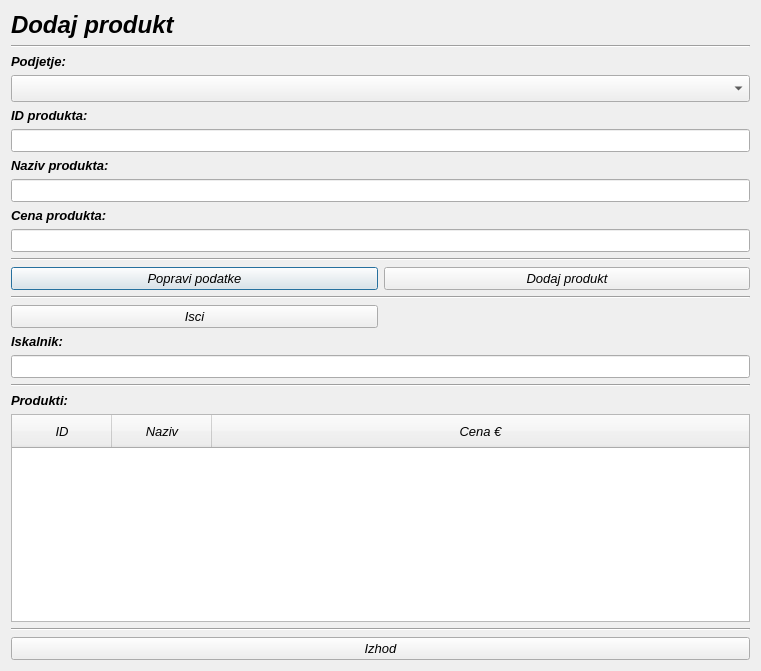
Above: dodajprodukt.ui from MaxMaxy/racun before the change. Below: the same form after it.
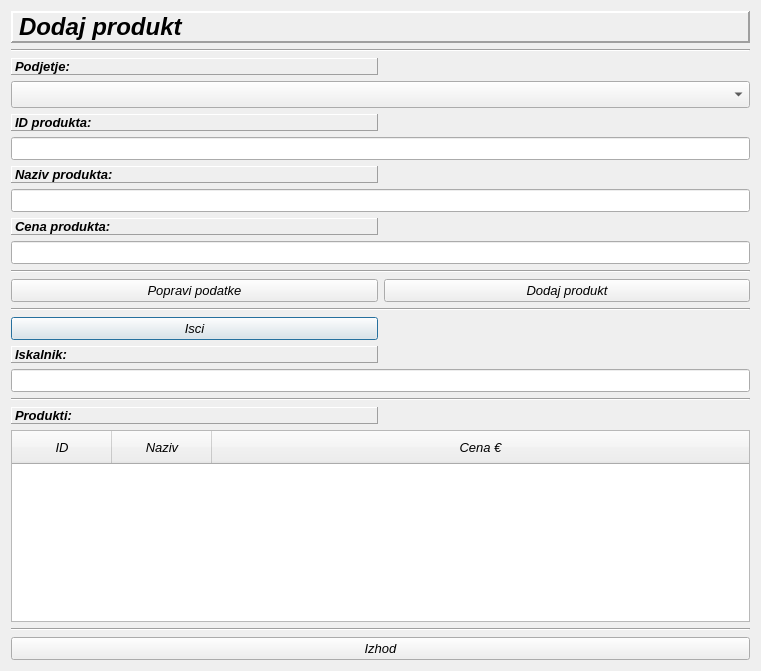
That is the form after the change.

Diff of the .ui file:
```diff
--- a/dodajprodukt.ui
+++ b/dodajprodukt.ui
@@ -21,6 +21,185 @@
    <string>Dialog</string>
   </property>
   <layout class="QGridLayout" name="gridLayout">
+   <item row="1" column="0" colspan="2">
+    <widget class="Line" name="line">
+     <property name="font">
+      <font>
+       <family>MS Sans Serif</family>
+       <italic>true</italic>
+      </font>
+     </property>
+     <property name="orientation">
+      <enum>Qt::Horizontal</enum>
+     </property>
+    </widget>
+   </item>
+   <item row="16" column="0">
+    <widget class="QPushButton" name="pushButton_isci">
+     <property name="enabled">
+      <bool>true</bool>
+     </property>
+     <property name="text">
+      <string>Isci</string>
+     </property>
+    </widget>
+   </item>
+   <item row="24" column="0" colspan="2">
+    <widget class="Line" name="line_2">
+     <property name="font">
+      <font>
+       <family>MS Sans Serif</family>
+       <italic>true</italic>
+      </font>
+     </property>
+     <property name="orientation">
+      <enum>Qt::Horizontal</enum>
+     </property>
+    </widget>
+   </item>
+   <item row="6" column="0" colspan="2">
+    <widget class="QLineEdit" name="lineEdit_id">
+     <property name="font">
+      <font>
+       <family>MS Sans Serif</family>
+       <pointsize>10</pointsize>
+       <italic>true</italic>
+      </font>
+     </property>
+    </widget>
+   </item>
+   <item row="21" column="0">
+    <widget class="QLabel" name="label_6">
+     <property name="font">
+      <font>
+       <family>MS Sans Serif</family>
+       <weight>75</weight>
+       <italic>true</italic>
+       <bold>true</bold>
+      </font>
+     </property>
+     <property name="frameShape">
+      <enum>QFrame::Panel</enum>
+     </property>
+     <property name="frameShadow">
+      <enum>QFrame::Raised</enum>
+     </property>
+     <property name="lineWidth">
+      <number>1</number>
+     </property>
+     <property name="midLineWidth">
+      <number>0</number>
+     </property>
+     <property name="text">
+      <string>Produkti:</string>
+     </property>
+     <property name="buddy">
+      <cstring>treeWidget</cstring>
+     </property>
+    </widget>
+   </item>
+   <item row="25" column="0" colspan="2">
+    <widget class="QPushButton" name="pushButton">
+     <property name="font">
+      <font>
+       <family>MS Sans Serif</family>
+       <italic>true</italic>
+      </font>
+     </property>
+     <property name="text">
+      <string>Izhod</string>
+     </property>
+    </widget>
+   </item>
+   <item row="10" column="0">
+    <widget class="QLabel" name="label_4">
+     <property name="font">
+      <font>
+       <family>MS Sans Serif</family>
+       <weight>75</weight>
+       <italic>true</italic>
+       <bold>true</bold>
+      </font>
+     </property>
+     <property name="frameShape">
+      <enum>QFrame::Panel</enum>
+     </property>
+     <property name="frameShadow">
+      <enum>QFrame::Raised</enum>
+     </property>
+     <property name="lineWidth">
+      <number>1</number>
+     </property>
+     <property name="midLineWidth">
+      <number>0</number>
+     </property>
+     <property name="text">
+      <string>Cena produkta:</string>
+     </property>
+     <property name="buddy">
+      <cstring>lineEdit_cena</cstring>
+     </property>
+    </widget>
+   </item>
+   <item row="22" column="0" colspan="2">
+    <widget class="QTreeWidget" name="treeWidget">
+     <property name="font">
+      <font>
+       <family>MS Sans Serif</family>
+       <pointsize>10</pointsize>
+       <italic>true</italic>
+      </font>
+     </property>
+     <property name="styleSheet">
+      <string notr="true">QHeaderView::section{padding:7px 15px}</string>
+     </property>
+     <column>
+      <property name="text">
+       <string>ID</string>
+      </property>
+      <property name="font">
+       <font>
+        <family>MS Sans Serif</family>
+        <pointsize>10</pointsize>
+        <italic>true</italic>
+       </font>
+      </property>
+      <property name="textAlignment">
+       <set>AlignCenter</set>
+      </property>
+     </column>
+     <column>
+      <property name="text">
+       <string>Naziv</string>
+      </property>
+      <property name="font">
+       <font>
+        <family>MS Sans Serif</family>
+        <pointsize>10</pointsize>
+        <italic>true</italic>
+       </font>
+      </property>
+      <property name="textAlignment">
+       <set>AlignCenter</set>
+      </property>
+     </column>
+     <column>
+      <property name="text">
+       <string>Cena €</string>
+      </property>
+      <property name="font">
+       <font>
+        <family>MS Sans Serif</family>
+        <pointsize>10</pointsize>
+        <italic>true</italic>
+       </font>
+      </property>
+      <property name="textAlignment">
+       <set>AlignCenter</set>
+      </property>
+     </column>
+    </widget>
+   </item>
    <item row="4" column="0" colspan="2">
     <widget class="QComboBox" name="comboBox_podjetje">
      <property name="font">
@@ -32,40 +211,6 @@
      </property>
     </widget>
    </item>
-   <item row="0" column="0">
-    <widget class="QLabel" name="label">
-     <property name="font">
-      <font>
-       <family>MS Sans Serif</family>
-       <pointsize>18</pointsize>
-       <weight>75</weight>
-       <italic>true</italic>
-       <bold>true</bold>
-      </font>
-     </property>
-     <property name="text">
-      <string>Dodaj produkt</string>
-     </property>
-    </widget>
-   </item>
-   <item row="17" column="0">
-    <widget class="QLabel" name="label_7">
-     <property name="font">
-      <font>
-       <family>MS Sans Serif</family>
-       <weight>75</weight>
-       <italic>true</italic>
-       <bold>true</bold>
-      </font>
-     </property>
-     <property name="text">
-      <string>Iskalnik:</string>
-     </property>
-     <property name="buddy">
-      <cstring>lineEdit_isci</cstring>
-     </property>
-    </widget>
-   </item>
    <item row="7" column="0">
     <widget class="QLabel" name="label_3">
      <property name="font">
@@ -76,6 +221,18 @@
        <bold>true</bold>
       </font>
      </property>
+     <property name="frameShape">
+      <enum>QFrame::Panel</enum>
+     </property>
+     <property name="frameShadow">
+      <enum>QFrame::Raised</enum>
+     </property>
+     <property name="lineWidth">
+      <number>1</number>
+     </property>
+     <property name="midLineWidth">
+      <number>0</number>
+     </property>
      <property name="text">
       <string>Naziv produkta:</string>
      </property>
@@ -84,36 +241,7 @@
      </property>
     </widget>
    </item>
-   <item row="2" column="0">
-    <widget class="QLabel" name="label_2">
-     <property name="font">
-      <font>
-       <family>MS Sans Serif</family>
-       <weight>75</weight>
-       <italic>true</italic>
-       <bold>true</bold>
-      </font>
-     </property>
-     <property name="text">
-      <string>Podjetje:</string>
-     </property>
-     <property name="buddy">
-      <cstring>comboBox_podjetje</cstring>
-     </property>
-    </widget>
-   </item>
-   <item row="11" column="0" colspan="2">
-    <widget class="QLineEdit" name="lineEdit_cena">
-     <property name="font">
-      <font>
-       <family>MS Sans Serif</family>
-       <pointsize>10</pointsize>
-       <italic>true</italic>
-      </font>
-     </property>
-    </widget>
-   </item>
-   <item row="19" column="0" colspan="2">
+   <item row="20" column="0" colspan="2">
     <widget class="Line" name="line_4">
      <property name="font">
       <font>
@@ -126,17 +254,6 @@
      </property>
     </widget>
    </item>
-   <item row="9" column="0" colspan="2">
-    <widget class="QLineEdit" name="lineEdit_nazivProdukta">
-     <property name="font">
-      <font>
-       <family>MS Sans Serif</family>
-       <pointsize>10</pointsize>
-       <italic>true</italic>
-      </font>
-     </property>
-    </widget>
-   </item>
    <item row="14" column="0">
     <widget class="QPushButton" name="pushButton_popravi">
      <property name="font">
@@ -150,8 +267,8 @@
      </property>
     </widget>
    </item>
-   <item row="21" column="0" colspan="2">
-    <widget class="QTreeWidget" name="treeWidget">
+   <item row="9" column="0" colspan="2">
+    <widget class="QLineEdit" name="lineEdit_nazivProdukta">
      <property name="font">
       <font>
        <family>MS Sans Serif</family>
@@ -159,113 +276,10 @@
        <italic>true</italic>
       </font>
      </property>
-     <property name="styleSheet">
-      <string notr="true">QHeaderView::section{padding:7px 15px}</string>
-     </property>
-     <column>
-      <property name="text">
-       <string>ID</string>
-      </property>
-      <property name="font">
-       <font>
-        <family>MS Sans Serif</family>
-        <pointsize>10</pointsize>
-        <italic>true</italic>
-       </font>
-      </property>
-      <property name="textAlignment">
-       <set>AlignCenter</set>
-      </property>
-     </column>
-     <column>
-      <property name="text">
-       <string>Naziv</string>
-      </property>
-      <property name="font">
-       <font>
-        <family>MS Sans Serif</family>
-        <pointsize>10</pointsize>
-        <italic>true</italic>
-       </font>
-      </property>
-      <property name="textAlignment">
-       <set>AlignCenter</set>
-      </property>
-     </column>
-     <column>
-      <property name="text">
-       <string>Cena €</string>
-      </property>
-      <property name="font">
-       <font>
-        <family>MS Sans Serif</family>
-        <pointsize>10</pointsize>
-        <italic>true</italic>
-       </font>
-      </property>
-      <property name="textAlignment">
-       <set>AlignCenter</set>
-      </property>
-     </column>
     </widget>
    </item>
-   <item row="23" column="0" colspan="2">
-    <widget class="Line" name="line_2">
-     <property name="font">
-      <font>
-       <family>MS Sans Serif</family>
-       <italic>true</italic>
-      </font>
-     </property>
-     <property name="orientation">
-      <enum>Qt::Horizontal</enum>
-     </property>
-    </widget>
-   </item>
-   <item row="14" column="1">
-    <widget class="QPushButton" name="pushButton_dodaj">
-     <property name="font">
-      <font>
-       <family>MS Sans Serif</family>
-       <italic>true</italic>
-      </font>
-     </property>
-     <property name="text">
-      <string>Dodaj produkt</string>
-     </property>
-    </widget>
-   </item>
-   <item row="20" column="0">
-    <widget class="QLabel" name="label_6">
-     <property name="font">
-      <font>
-       <family>MS Sans Serif</family>
-       <weight>75</weight>
-       <italic>true</italic>
-       <bold>true</bold>
-      </font>
-     </property>
-     <property name="text">
-      <string>Produkti:</string>
-     </property>
-     <property name="buddy">
-      <cstring>treeWidget</cstring>
-     </property>
-    </widget>
-   </item>
-   <item row="6" column="0" colspan="2">
-    <widget class="QLineEdit" name="lineEdit_id">
-     <property name="font">
-      <font>
-       <family>MS Sans Serif</family>
-       <pointsize>10</pointsize>
-       <italic>true</italic>
-      </font>
-     </property>
-    </widget>
-   </item>
-   <item row="18" column="0" colspan="2">
-    <widget class="QLineEdit" name="lineEdit_isci">
+   <item row="11" column="0" colspan="2">
+    <widget class="QLineEdit" name="lineEdit_cena">
      <property name="font">
       <font>
        <family>MS Sans Serif</family>
@@ -285,6 +299,18 @@
        <bold>true</bold>
       </font>
      </property>
+     <property name="frameShape">
+      <enum>QFrame::Panel</enum>
+     </property>
+     <property name="frameShadow">
+      <enum>QFrame::Raised</enum>
+     </property>
+     <property name="lineWidth">
+      <number>1</number>
+     </property>
+     <property name="midLineWidth">
+      <number>0</number>
+     </property>
      <property name="text">
       <string>ID produkta:</string>
      </property>
@@ -293,22 +319,15 @@
      </property>
     </widget>
    </item>
-   <item row="10" column="0">
-    <widget class="QLabel" name="label_4">
+   <item row="19" column="0" colspan="2">
+    <widget class="QLineEdit" name="lineEdit_isci">
      <property name="font">
       <font>
        <family>MS Sans Serif</family>
-       <weight>75</weight>
+       <pointsize>10</pointsize>
        <italic>true</italic>
-       <bold>true</bold>
       </font>
      </property>
-     <property name="text">
-      <string>Cena produkta:</string>
-     </property>
-     <property name="buddy">
-      <cstring>lineEdit_cena</cstring>
-     </property>
     </widget>
    </item>
    <item row="15" column="0" colspan="2">
@@ -324,6 +343,19 @@
      </property>
     </widget>
    </item>
+   <item row="14" column="1">
+    <widget class="QPushButton" name="pushButton_dodaj">
+     <property name="font">
+      <font>
+       <family>MS Sans Serif</family>
+       <italic>true</italic>
+      </font>
+     </property>
+     <property name="text">
+      <string>Dodaj produkt</string>
+     </property>
+    </widget>
+   </item>
    <item row="12" column="0" colspan="2">
     <widget class="Line" name="line_5">
      <property name="font">
@@ -337,39 +369,91 @@
      </property>
     </widget>
    </item>
-   <item row="16" column="0">
-    <widget class="QPushButton" name="pushButton_isci">
-     <property name="enabled">
-      <bool>true</bool>
+   <item row="17" column="0">
+    <widget class="QLabel" name="label_7">
+     <property name="font">
+      <font>
+       <family>MS Sans Serif</family>
+       <weight>75</weight>
+       <italic>true</italic>
+       <bold>true</bold>
+      </font>
      </property>
+     <property name="frameShape">
+      <enum>QFrame::Panel</enum>
+     </property>
+     <property name="frameShadow">
+      <enum>QFrame::Raised</enum>
+     </property>
+     <property name="lineWidth">
+      <number>1</number>
+     </property>
+     <property name="midLineWidth">
+      <number>0</number>
+     </property>
      <property name="text">
-      <string>Isci</string>
+      <string>Iskalnik:</string>
      </property>
+     <property name="buddy">
+      <cstring>lineEdit_isci</cstring>
+     </property>
     </widget>
    </item>
-   <item row="1" column="0" colspan="2">
-    <widget class="Line" name="line">
+   <item row="0" column="0" colspan="2">
+    <widget class="QLabel" name="label">
      <property name="font">
       <font>
        <family>MS Sans Serif</family>
+       <pointsize>18</pointsize>
+       <weight>75</weight>
        <italic>true</italic>
+       <bold>true</bold>
       </font>
      </property>
-     <property name="orientation">
-      <enum>Qt::Horizontal</enum>
+     <property name="frameShape">
+      <enum>QFrame::Panel</enum>
      </property>
+     <property name="frameShadow">
+      <enum>QFrame::Raised</enum>
+     </property>
+     <property name="lineWidth">
+      <number>2</number>
+     </property>
+     <property name="midLineWidth">
+      <number>0</number>
+     </property>
+     <property name="text">
+      <string>Dodaj produkt</string>
+     </property>
     </widget>
    </item>
-   <item row="24" column="0" colspan="2">
-    <widget class="QPushButton" name="pushButton">
+   <item row="2" column="0">
+    <widget class="QLabel" name="label_2">
      <property name="font">
       <font>
        <family>MS Sans Serif</family>
+       <weight>75</weight>
        <italic>true</italic>
+       <bold>true</bold>
       </font>
      </property>
+     <property name="frameShape">
+      <enum>QFrame::Panel</enum>
+     </property>
+     <property name="frameShadow">
+      <enum>QFrame::Raised</enum>
+     </property>
+     <property name="lineWidth">
+      <number>1</number>
+     </property>
+     <property name="midLineWidth">
+      <number>0</number>
+     </property>
      <property name="text">
-      <string>Izhod</string>
+      <string>Podjetje:</string>
+     </property>
+     <property name="buddy">
+      <cstring>comboBox_podjetje</cstring>
      </property>
     </widget>
    </item>
```
